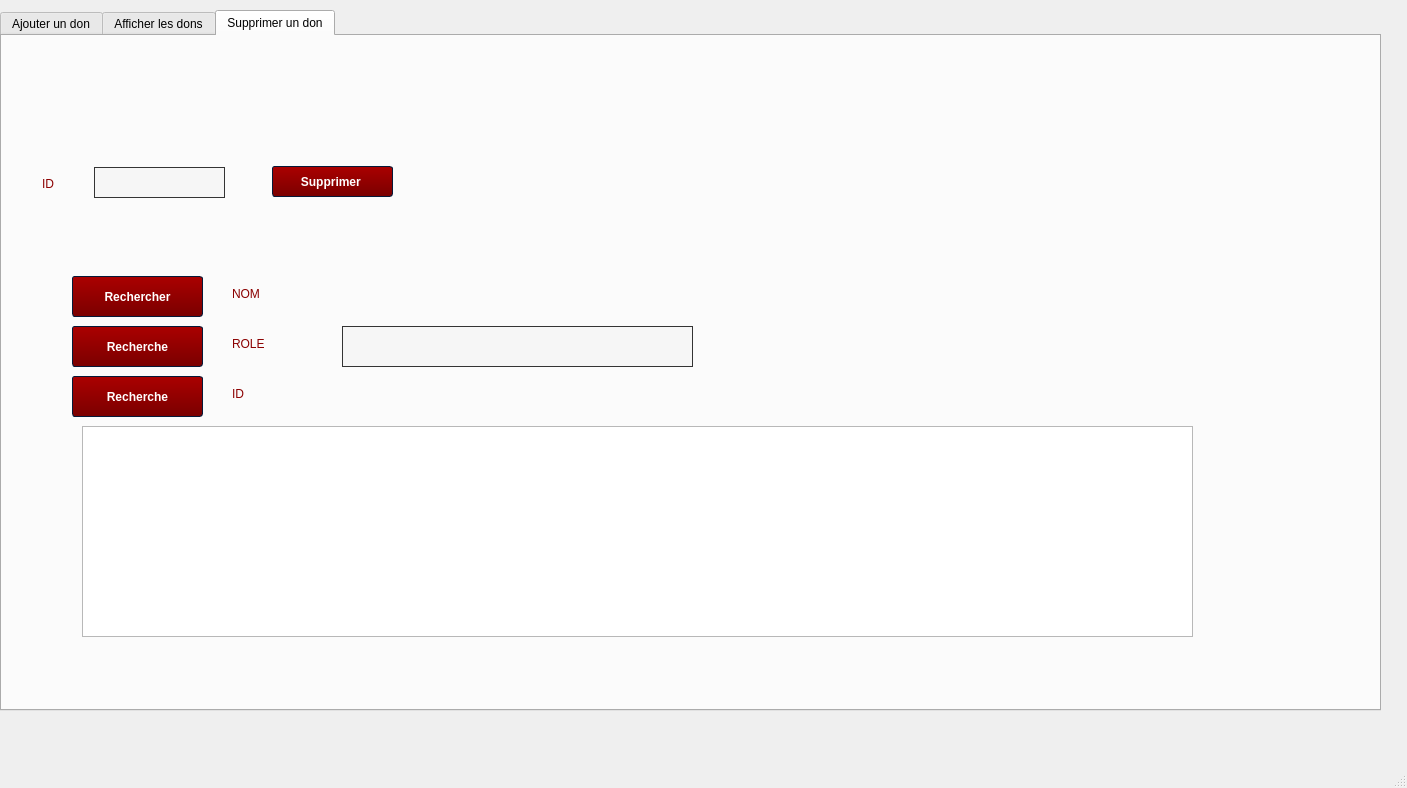
Old version of the form mainwindow.ui in the repository ChaymaBenHmida/Projet-Aid-Association-2A5.
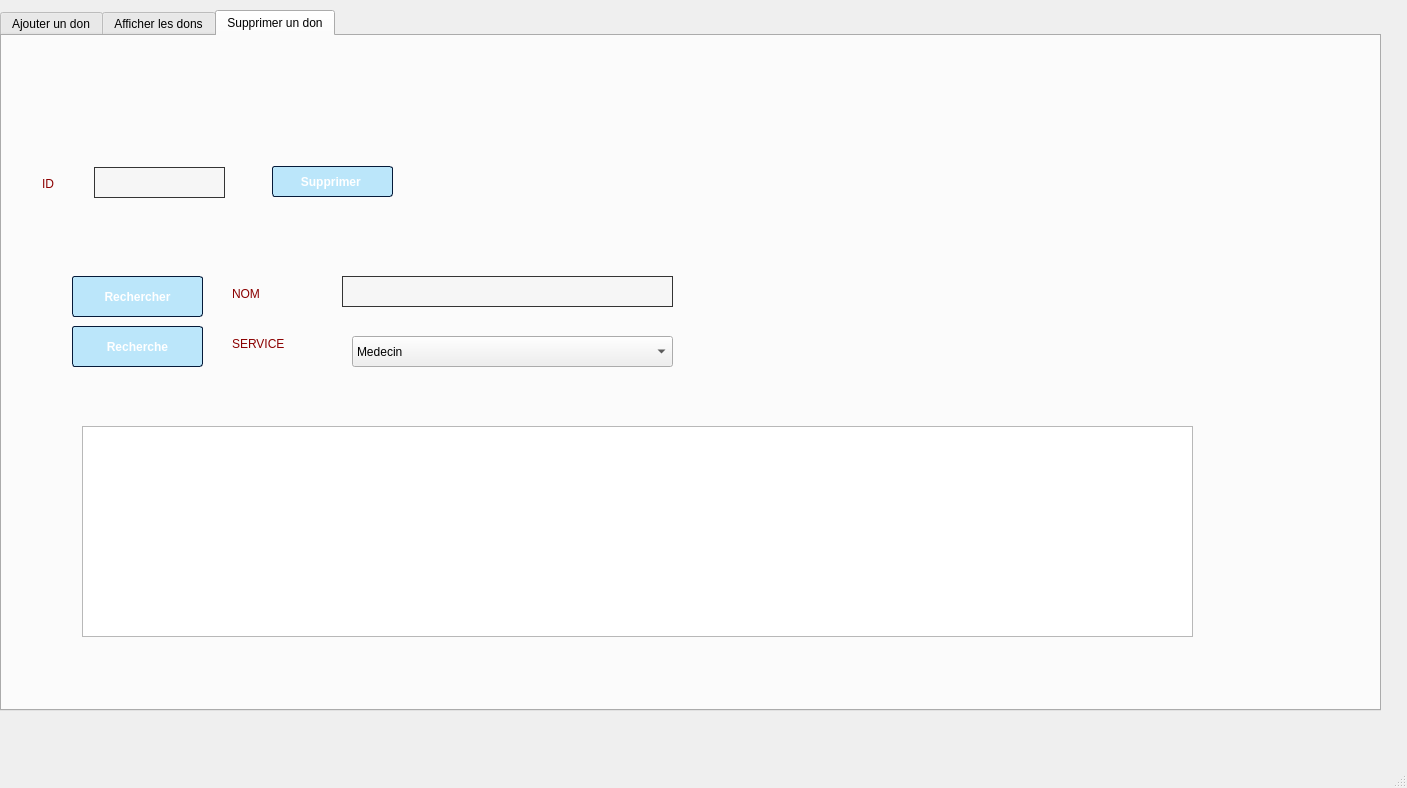
New version of the form. The open tabs and pages were chosen to show the change. Icons and pictures are not drawn.

Diff of the .ui file:
```diff
--- a/mainwindow.ui
+++ b/mainwindow.ui
@@ -28,6 +28,7 @@
 QPushButton
 {
 	background-color: qlineargradient(spread:repeat, x1:0.486, y1:0, x2:0.505, y2:1, stop:0.00480769 rgba(170, 0, 0, 255),stop:1 rgba(122, 0, 0, 255));
+	background-color: rgb(187, 230, 250);
 	color: #ffffff;
 	font-weight: bold;
 	border-style: solid;
@@ -919,9 +920,9 @@
       <property name="geometry">
        <rect>
         <x>340</x>
-        <y>290</y>
-        <width>351</width>
-        <height>41</height>
+        <y>240</y>
+        <width>331</width>
+        <height>31</height>
        </rect>
       </property>
      </widget>
@@ -938,19 +939,6 @@
        <string>Recherche</string>
       </property>
      </widget>
-     <widget class="QPushButton" name="Recherche_id">
-      <property name="geometry">
-       <rect>
-        <x>70</x>
-        <y>340</y>
-        <width>131</width>
-        <height>41</height>
-       </rect>
-      </property>
-      <property name="text">
-       <string>Recherche</string>
-      </property>
-     </widget>
      <widget class="QLabel" name="label">
       <property name="geometry">
        <rect>
@@ -974,21 +962,33 @@
        </rect>
       </property>
       <property name="text">
-       <string>ROLE</string>
+       <string>SERVICE</string>
       </property>
      </widget>
-     <widget class="QLabel" name="label_16">
+     <widget class="QComboBox" name="combo_recherche">
       <property name="geometry">
        <rect>
-        <x>230</x>
-        <y>350</y>
-        <width>56</width>
-        <height>16</height>
+        <x>350</x>
+        <y>300</y>
+        <width>321</width>
+        <height>31</height>
        </rect>
       </property>
-      <property name="text">
-       <string>ID</string>
-      </property>
+      <item>
+       <property name="text">
+        <string>Medecin</string>
+       </property>
+      </item>
+      <item>
+       <property name="text">
+        <string>Enseignant</string>
+       </property>
+      </item>
+      <item>
+       <property name="text">
+        <string>Benevole</string>
+       </property>
+      </item>
      </widget>
     </widget>
    </widget>
```
Left out of the diff: 69 changed lines with no effect on the pictures.
